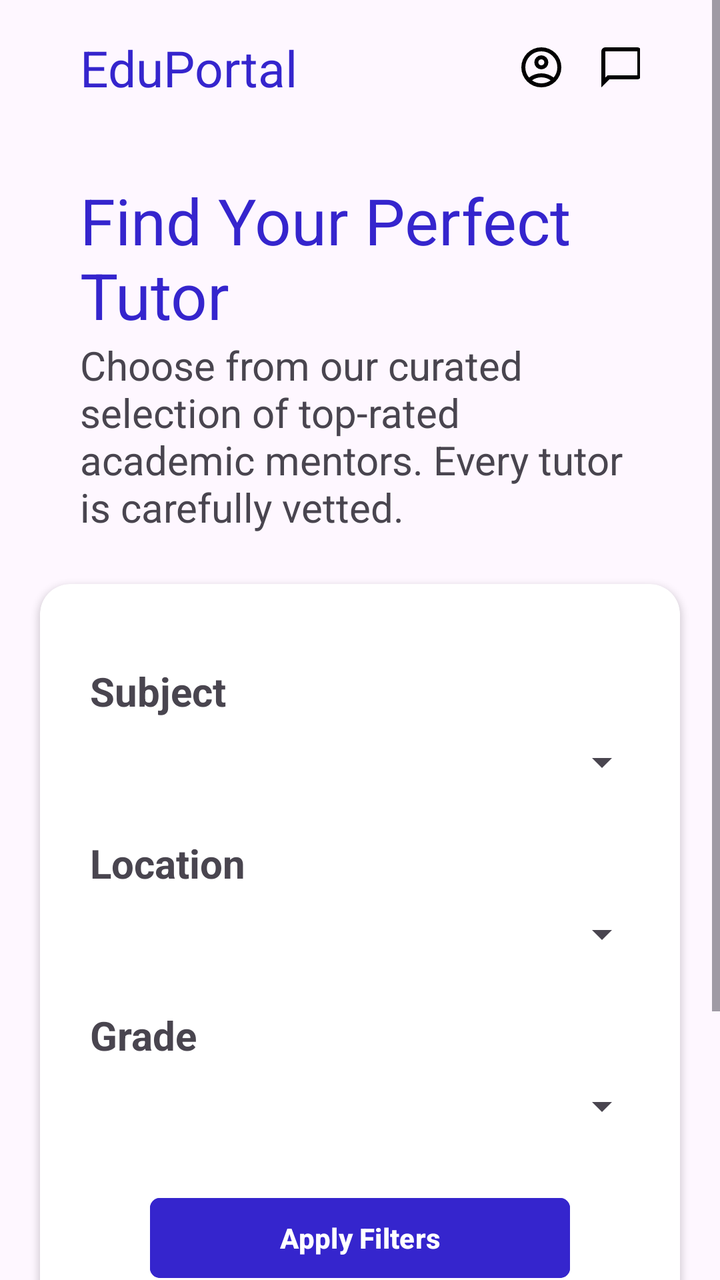
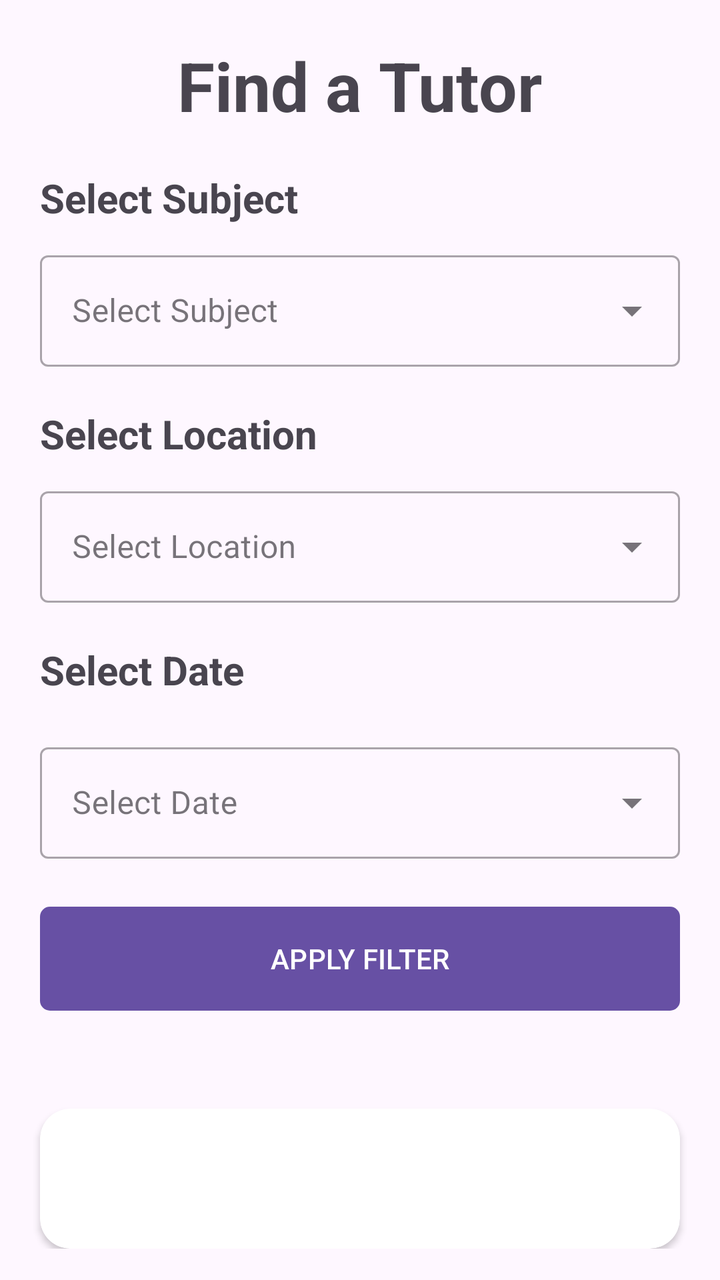

Before-and-after screenshots of an Android layout around one commit, followed by the original layout XML and the change that was made.
<!-- AndroidManifest.xml: application theme Theme.MyTutor -->
<!-- res/layout/fragment_find_tutor.xml -->
<?xml version="1.0" encoding="utf-8"?>
<ScrollView
    xmlns:android="http://schemas.android.com/apk/res/android"
    xmlns:app="http://schemas.android.com/apk/res-auto"
    xmlns:tools="http://schemas.android.com/tools"
    android:layout_width="match_parent"
    android:layout_height="match_parent"
    tools:context=".FindTutorFragment">

    <LinearLayout
        android:layout_width="match_parent"
        android:layout_height="wrap_content"
        android:orientation="vertical">

        
        <LinearLayout
            android:layout_width="match_parent"
            android:layout_height="wrap_content"
            android:layout_marginTop="17dp"
            android:layout_marginHorizontal="40dp"
            android:orientation="horizontal">

            <TextView
                android:layout_width="wrap_content"
                android:layout_height="wrap_content"
                android:text="EduPortal"
                android:textColor="@color/btn"
                android:textSize="25sp" />

            <TextView
                android:layout_width="wrap_content"
                android:layout_height="wrap_content"
                android:layout_marginStart="110dp"
                android:drawableLeft="@drawable/outline_account_circle_24"
                android:textSize="25sp" />

            <TextView
                android:layout_width="wrap_content"
                android:layout_height="wrap_content"
                android:layout_marginStart="16dp"
                android:drawableLeft="@drawable/outline_chat_bubble_24"
                android:textSize="25sp" />

            <TextView
                android:layout_width="wrap_content"
                android:layout_height="wrap_content"
                android:layout_marginStart="16dp"
                android:drawableLeft="@drawable/outline_account_circle_24"
                android:textSize="25sp" />

        </LinearLayout>

        
        <TextView
            android:layout_width="wrap_content"
            android:layout_height="wrap_content"
            android:layout_marginTop="38dp"
            android:layout_marginStart="40dp"
            android:text="Find Your Perfect Tutor"
            android:textColor="@color/btn"
            android:textSize="32sp" />

        <TextView
            android:layout_width="wrap_content"
            android:layout_height="wrap_content"
            android:layout_marginHorizontal="40dp"
            android:text="Choose from our curated selection of top-rated academic mentors. Every tutor is carefully vetted."
            android:textSize="20sp" />

        
        <androidx.cardview.widget.CardView
            android:layout_width="match_parent"
            android:layout_height="wrap_content"
            android:layout_marginTop="25dp"
            android:layout_marginHorizontal="20dp"
            app:cardCornerRadius="15dp">

            <LinearLayout
                android:layout_width="match_parent"
                android:layout_height="wrap_content"
                android:layout_marginVertical="25dp"
                android:orientation="vertical"
                android:paddingHorizontal="15dp">

                
                <TextView
                    android:layout_width="match_parent"
                    android:layout_height="wrap_content"
                    android:layout_marginHorizontal="10dp"
                    android:layout_marginTop="15dp"
                    android:text="Subject"
                    android:textStyle="bold"
                    android:textSize="20sp" />

                <Spinner
                    android:id="@+id/subjectSpinner"
                    android:layout_width="match_parent"
                    android:layout_height="wrap_content"
                    android:layout_marginVertical="10dp" />

                
                <TextView
                    android:layout_width="match_parent"
                    android:layout_height="wrap_content"
                    android:layout_marginHorizontal="10dp"
                    android:layout_marginTop="15dp"
                    android:text="Location"
                    android:textStyle="bold"
                    android:textSize="20sp" />

                <Spinner
                    android:id="@+id/locationSpinner"
                    android:layout_width="match_parent"
                    android:layout_height="wrap_content"
                    android:layout_marginVertical="10dp" />

                
                <TextView
                    android:layout_width="match_parent"
                    android:layout_height="wrap_content"
                    android:layout_marginHorizontal="10dp"
                    android:layout_marginTop="15dp"
                    android:textStyle="bold"
                    android:text="Grade"
                    android:textSize="20sp" />

                <Spinner
                    android:id="@+id/gradeSpinner"
                    android:layout_width="match_parent"
                    android:layout_height="wrap_content"
                    android:layout_marginVertical="10dp" />

                <com.google.android.material.button.MaterialButton
                    android:id="@+id/btnApplyFilters"
                    android:layout_width="match_parent"
                    android:layout_height="wrap_content"
                    android:layout_marginHorizontal="40dp"
                    android:layout_marginTop="20dp"
                    android:backgroundTint="@color/btn"
                    android:textStyle="bold"
                    android:text="Apply Filters"
                    app:cornerRadius="5dp" />

            </LinearLayout>

        </androidx.cardview.widget.CardView>

        


        
        <androidx.cardview.widget.CardView
            android:layout_width="match_parent"
            android:layout_height="wrap_content"
            android:layout_marginTop="25dp"
            android:layout_marginHorizontal="20dp"
            app:cardCornerRadius="15dp">

            <LinearLayout
                android:layout_width="match_parent"
                android:layout_height="wrap_content"
                android:layout_marginVertical="25dp"
                android:orientation="vertical"
                android:paddingHorizontal="15dp">

                
                <TextView
                    android:layout_width="match_parent"
                    android:layout_height="wrap_content"
                    android:layout_marginHorizontal="20dp"
                    android:layout_marginTop="20dp"
                    android:text="Available Tutors"
                    android:textSize="20sp"
                    android:textStyle="bold" />

                <androidx.recyclerview.widget.RecyclerView
                    android:id="@+id/timeTable"
                    android:layout_width="match_parent"
                    android:layout_height="wrap_content"
                    android:layout_marginStart="20dp"
                    android:layout_marginTop="20dp"
                    android:layout_marginEnd="20dp"
                    android:nestedScrollingEnabled="false" />
            </LinearLayout>

        </androidx.cardview.widget.CardView>






    </LinearLayout>


</ScrollView>
<!-- resources referenced by this layout -->
<resources>
  <color name="btn">#3525CD</color>
  <!-- drawable outline_account_circle_24 (drawable) -->
  <vector xmlns:android="http://schemas.android.com/apk/res/android" android:height="24dp" android:tint="#000000" android:viewportHeight="960" android:viewportWidth="960" android:width="24dp">
        
      <path android:fillColor="@android:color/white" android:pathData="M234,684Q285,645 348,622.5Q411,600 480,600Q549,600 612,622.5Q675,645 726,684Q761,643 780.5,591Q800,539 800,480Q800,347 706.5,253.5Q613,160 480,160Q347,160 253.5,253.5Q160,347 160,480Q160,539 179.5,591Q199,643 234,684ZM380.5,479.5Q340,439 340,380Q340,321 380.5,280.5Q421,240 480,240Q539,240 579.5,280.5Q620,321 620,380Q620,439 579.5,479.5Q539,520 480,520Q421,520 380.5,479.5ZM480,880Q397,880 324,848.5Q251,817 197,763Q143,709 111.5,636Q80,563 80,480Q80,397 111.5,324Q143,251 197,197Q251,143 324,111.5Q397,80 480,80Q563,80 636,111.5Q709,143 763,197Q817,251 848.5,324Q880,397 880,480Q880,563 848.5,636Q817,709 763,763Q709,817 636,848.5Q563,880 480,880ZM580,784.5Q627,769 666,740Q627,711 580,695.5Q533,680 480,680Q427,680 380,695.5Q333,711 294,740Q333,769 380,784.5Q427,800 480,800Q533,800 580,784.5ZM523,423Q540,406 540,380Q540,354 523,337Q506,320 480,320Q454,320 437,337Q420,354 420,380Q420,406 437,423Q454,440 480,440Q506,440 523,423ZM480,380Q480,380 480,380Q480,380 480,380Q480,380 480,380Q480,380 480,380Q480,380 480,380Q480,380 480,380Q480,380 480,380Q480,380 480,380ZM480,740Q480,740 480,740Q480,740 480,740Q480,740 480,740Q480,740 480,740Q480,740 480,740Q480,740 480,740Q480,740 480,740Q480,740 480,740Z"/>
      
  </vector>
  <!-- drawable outline_chat_bubble_24 (drawable) -->
  <vector xmlns:android="http://schemas.android.com/apk/res/android" android:height="24dp" android:tint="#000000" android:viewportHeight="960" android:viewportWidth="960" android:width="24dp">
        
      <path android:fillColor="@android:color/white" android:pathData="M80,880L80,160Q80,127 103.5,103.5Q127,80 160,80L800,80Q833,80 856.5,103.5Q880,127 880,160L880,640Q880,673 856.5,696.5Q833,720 800,720L240,720L80,880ZM206,640L800,640Q800,640 800,640Q800,640 800,640L800,160Q800,160 800,160Q800,160 800,160L160,160Q160,160 160,160Q160,160 160,160L160,685L206,640ZM160,640L160,640L160,160Q160,160 160,160Q160,160 160,160L160,160Q160,160 160,160Q160,160 160,160L160,640Q160,640 160,640Q160,640 160,640Z"/>
      
  </vector>
  <style name="Theme.MyTutor" parent="Base.Theme.MyTutor" />
  <style name="Base.Theme.MyTutor" parent="Theme.Material3.DayNight.NoActionBar">
          
          
      </style>
</resources>

<!-- the commit's change to res/layout/fragment_find_tutor.xml (unified diff, before → after) -->
@@ -13,138 +13,97 @@
         android:orientation="vertical">
 
         
-        <LinearLayout
-            android:layout_width="match_parent"
+        <TextView
+            android:layout_width="wrap_content"
             android:layout_height="wrap_content"
-            android:layout_marginTop="17dp"
-            android:layout_marginHorizontal="40dp"
-            android:orientation="horizontal">
-
-            <TextView
-                android:layout_width="wrap_content"
-                android:layout_height="wrap_content"
-                android:text="EduPortal"
-                android:textColor="@color/btn"
-                android:textSize="25sp" />
-
-            <TextView
-                android:layout_width="wrap_content"
-                android:layout_height="wrap_content"
-                android:layout_marginStart="110dp"
-                android:drawableLeft="@drawable/outline_account_circle_24"
-                android:textSize="25sp" />
-
-            <TextView
-                android:layout_width="wrap_content"
-                android:layout_height="wrap_content"
-                android:layout_marginStart="16dp"
-                android:drawableLeft="@drawable/outline_chat_bubble_24"
-                android:textSize="25sp" />
-
-            <TextView
-                android:layout_width="wrap_content"
-                android:layout_height="wrap_content"
-                android:layout_marginStart="16dp"
-                android:drawableLeft="@drawable/outline_account_circle_24"
-                android:textSize="25sp" />
-
-        </LinearLayout>
+            android:layout_marginHorizontal="20dp"
+            android:layout_marginTop="20dp"
+            android:text="Find a Tutor"
+            android:layout_gravity="center"
+            android:textStyle="bold"
+            android:textSize="34sp" />
 
         
         <TextView
             android:layout_width="wrap_content"
             android:layout_height="wrap_content"
-            android:layout_marginTop="38dp"
-            android:layout_marginStart="40dp"
-            android:text="Find Your Perfect Tutor"
-            android:textColor="@color/btn"
-            android:textSize="32sp" />
+            android:layout_marginHorizontal="20dp"
+            android:layout_marginTop="20dp"
+            android:textStyle="bold"
+            android:textSize="20sp"
+            android:text="Select Subject"/>
+        <com.google.android.material.textfield.TextInputLayout
+            style="@style/Widget.MaterialComponents.TextInputLayout.OutlinedBox.ExposedDropdownMenu"
+            android:layout_width="match_parent"
+            android:layout_height="wrap_content"
+            android:layout_marginHorizontal="20dp"
+            android:layout_marginTop="10dp"
+            android:hint="Select Subject">
+
+            <AutoCompleteTextView
+                android:id="@+id/subjectAutoComplete"
+                android:layout_width="match_parent"
+                android:layout_height="wrap_content"
+                android:inputType="none" />
+        </com.google.android.material.textfield.TextInputLayout>
+
+        
+        <TextView
+            android:layout_width="wrap_content"
+            android:layout_height="wrap_content"
+            android:layout_marginHorizontal="20dp"
+            android:layout_marginTop="20dp"
+            android:textStyle="bold"
+            android:textSize="20sp"
+            android:text="Select Location"/>
+        <com.google.android.material.textfield.TextInputLayout
+            style="@style/Widget.MaterialComponents.TextInputLayout.OutlinedBox.ExposedDropdownMenu"
+            android:layout_width="match_parent"
+            android:layout_height="wrap_content"
+            android:layout_marginHorizontal="20dp"
+            android:layout_marginTop="10dp"
+            android:hint="Select Location">
+
+            <AutoCompleteTextView
+                android:id="@+id/locationAutoComplete"
+                android:layout_width="match_parent"
+                android:layout_height="wrap_content"
+                android:inputType="none" />
+        </com.google.android.material.textfield.TextInputLayout>
 
         <TextView
             android:layout_width="wrap_content"
             android:layout_height="wrap_content"
-            android:layout_marginHorizontal="40dp"
-            android:text="Choose from our curated selection of top-rated academic mentors. Every tutor is carefully vetted."
-            android:textSize="20sp" />
+            android:layout_marginHorizontal="20dp"
+            android:layout_marginTop="20dp"
+            android:textStyle="bold"
+            android:textSize="20sp"
+            android:text="Select Date"/>
 
-        
-        <androidx.cardview.widget.CardView
+        <com.google.android.material.textfield.TextInputLayout
+            style="@style/Widget.MaterialComponents.TextInputLayout.OutlinedBox.ExposedDropdownMenu"
             android:layout_width="match_parent"
             android:layout_height="wrap_content"
-            android:layout_marginTop="25dp"
             android:layout_marginHorizontal="20dp"
-            app:cardCornerRadius="15dp">
+            android:layout_marginTop="20dp"
+            android:hint="Select Date">
 
-            <LinearLayout
+            <AutoCompleteTextView
+                android:id="@+id/dateAutoComplete"
                 android:layout_width="match_parent"
                 android:layout_height="wrap_content"
-                android:layout_marginVertical="25dp"
-                android:orientation="vertical"
-                android:paddingHorizontal="15dp">
+                android:inputType="none" />
+        </com.google.android.material.textfield.TextInputLayout>
 
-                
-                <TextView
-                    android:layout_width="match_parent"
-                    android:layout_height="wrap_content"
-                    android:layout_marginHorizontal="10dp"
-                    android:layout_marginTop="15dp"
-                    android:text="Subject"
-                    android:textStyle="bold"
-                    android:textSize="20sp" />
 
-                <Spinner
-                    android:id="@+id/subjectSpinner"
-                    android:layout_width="match_parent"
-                    android:layout_height="wrap_content"
-                    android:layout_marginVertical="10dp" />
-
-                
-                <TextView
-                    android:layout_width="match_parent"
-                    android:layout_height="wrap_content"
-                    android:layout_marginHorizontal="10dp"
-                    android:layout_marginTop="15dp"
-                    android:text="Location"
-                    android:textStyle="bold"
-                    android:textSize="20sp" />
-
-                <Spinner
-                    android:id="@+id/locationSpinner"
-                    android:layout_width="match_parent"
-                    android:layout_height="wrap_content"
-                    android:layout_marginVertical="10dp" />
-
-                
-                <TextView
-                    android:layout_width="match_parent"
-                    android:layout_height="wrap_content"
-                    android:layout_marginHorizontal="10dp"
-                    android:layout_marginTop="15dp"
-                    android:textStyle="bold"
-                    android:text="Grade"
-                    android:textSize="20sp" />
-
-                <Spinner
-                    android:id="@+id/gradeSpinner"
-                    android:layout_width="match_parent"
-                    android:layout_height="wrap_content"
-                    android:layout_marginVertical="10dp" />
-
-                <com.google.android.material.button.MaterialButton
-                    android:id="@+id/btnApplyFilters"
-                    android:layout_width="match_parent"
-                    android:layout_height="wrap_content"
-                    android:layout_marginHorizontal="40dp"
-                    android:layout_marginTop="20dp"
-                    android:backgroundTint="@color/btn"
-                    android:textStyle="bold"
-                    android:text="Apply Filters"
-                    app:cornerRadius="5dp" />
-
-            </LinearLayout>
-
-        </androidx.cardview.widget.CardView>
-
+        <com.google.android.material.button.MaterialButton
+            android:id="@+id/filterButton"
+            android:layout_width="match_parent"
+            android:layout_height="60dp"
+            android:layout_marginVertical="20dp"
+            android:text="APPLY FILTER"
+            app:cornerRadius="5dp"
+            android:layout_marginHorizontal="20dp"/>
         
 
 
@@ -164,14 +123,6 @@
                 android:paddingHorizontal="15dp">
 
                 
-                <TextView
-                    android:layout_width="match_parent"
-                    android:layout_height="wrap_content"
-                    android:layout_marginHorizontal="20dp"
-                    android:layout_marginTop="20dp"
-                    android:text="Available Tutors"
-                    android:textSize="20sp"
-                    android:textStyle="bold" />
 
                 <androidx.recyclerview.widget.RecyclerView
                     android:id="@+id/timeTable"
<!-- resource entries referenced after the edit -->
@@ -1,18 +1,5 @@
 <!-- resources referenced by this layout -->
 <resources>
-  <color name="btn">#3525CD</color>
-  <!-- drawable outline_account_circle_24 (drawable) -->
-  <vector xmlns:android="http://schemas.android.com/apk/res/android" android:height="24dp" android:tint="#000000" android:viewportHeight="960" android:viewportWidth="960" android:width="24dp">
-        
-      <path android:fillColor="@android:color/white" android:pathData="M234,684Q285,645 348,622.5Q411,600 480,600Q549,600 612,622.5Q675,645 726,684Q761,643 780.5,591Q800,539 800,480Q800,347 706.5,253.5Q613,160 480,160Q347,160 253.5,253.5Q160,347 160,480Q160,539 179.5,591Q199,643 234,684ZM380.5,479.5Q340,439 340,380Q340,321 380.5,280.5Q421,240 480,240Q539,240 579.5,280.5Q620,321 620,380Q620,439 579.5,479.5Q539,520 480,520Q421,520 380.5,479.5ZM480,880Q397,880 324,848.5Q251,817 197,763Q143,709 111.5,636Q80,563 80,480Q80,397 111.5,324Q143,251 197,197Q251,143 324,111.5Q397,80 480,80Q563,80 636,111.5Q709,143 763,197Q817,251 848.5,324Q880,397 880,480Q880,563 848.5,636Q817,709 763,763Q709,817 636,848.5Q563,880 480,880ZM580,784.5Q627,769 666,740Q627,711 580,695.5Q533,680 480,680Q427,680 380,695.5Q333,711 294,740Q333,769 380,784.5Q427,800 480,800Q533,800 580,784.5ZM523,423Q540,406 540,380Q540,354 523,337Q506,320 480,320Q454,320 437,337Q420,354 420,380Q420,406 437,423Q454,440 480,440Q506,440 523,423ZM480,380Q480,380 480,380Q480,380 480,380Q480,380 480,380Q480,380 480,380Q480,380 480,380Q480,380 480,380Q480,380 480,380Q480,380 480,380ZM480,740Q480,740 480,740Q480,740 480,740Q480,740 480,740Q480,740 480,740Q480,740 480,740Q480,740 480,740Q480,740 480,740Q480,740 480,740Z"/>
-      
-  </vector>
-  <!-- drawable outline_chat_bubble_24 (drawable) -->
-  <vector xmlns:android="http://schemas.android.com/apk/res/android" android:height="24dp" android:tint="#000000" android:viewportHeight="960" android:viewportWidth="960" android:width="24dp">
-        
-      <path android:fillColor="@android:color/white" android:pathData="M80,880L80,160Q80,127 103.5,103.5Q127,80 160,80L800,80Q833,80 856.5,103.5Q880,127 880,160L880,640Q880,673 856.5,696.5Q833,720 800,720L240,720L80,880ZM206,640L800,640Q800,640 800,640Q800,640 800,640L800,160Q800,160 800,160Q800,160 800,160L160,160Q160,160 160,160Q160,160 160,160L160,685L206,640ZM160,640L160,640L160,160Q160,160 160,160Q160,160 160,160L160,160Q160,160 160,160Q160,160 160,160L160,640Q160,640 160,640Q160,640 160,640Z"/>
-      
-  </vector>
   <style name="Theme.MyTutor" parent="Base.Theme.MyTutor" />
   <style name="Base.Theme.MyTutor" parent="Theme.Material3.DayNight.NoActionBar">
           
